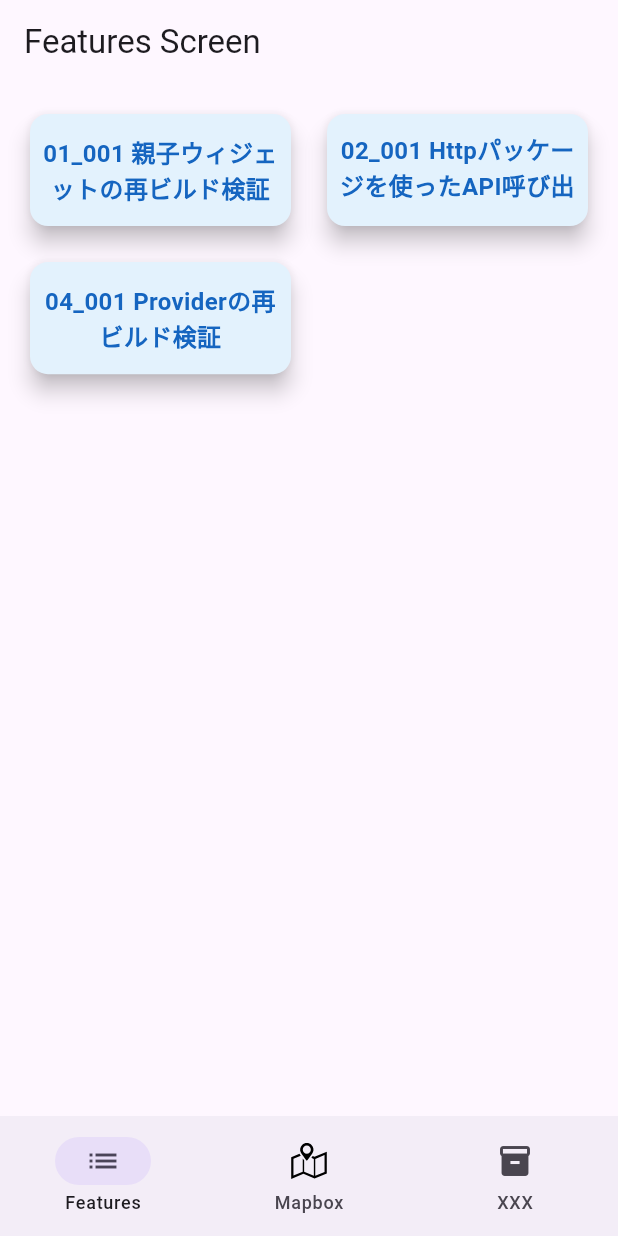
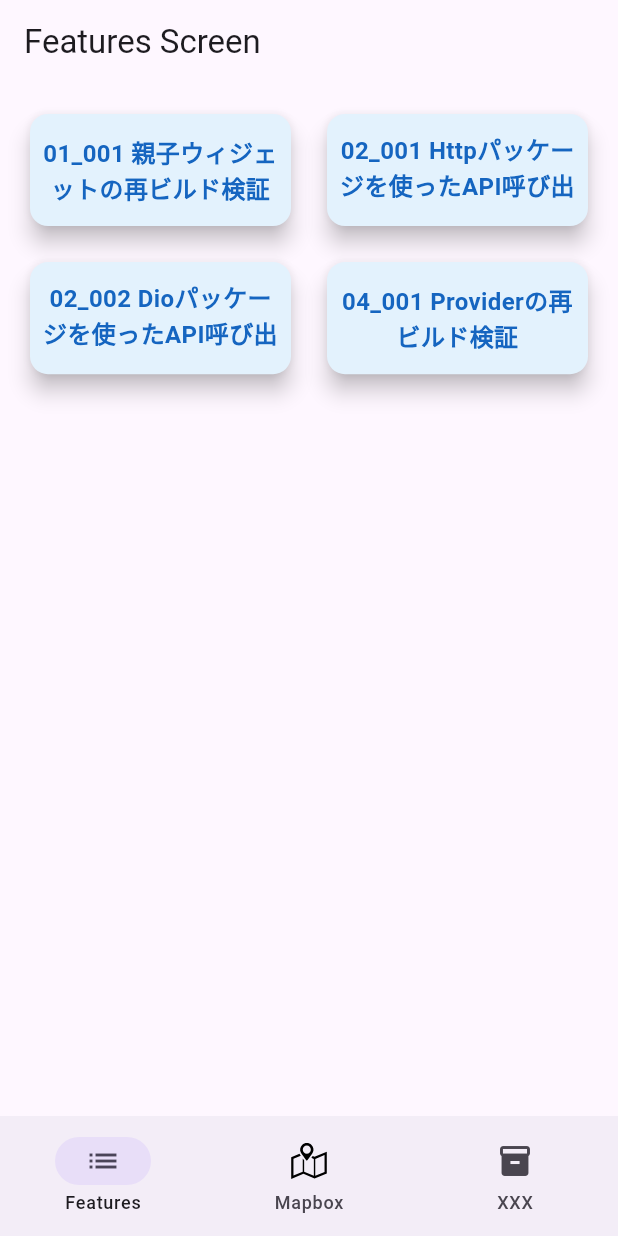
Before and after one commit to yassan16/flutter-try-feature-list, a Flutter app: the screen it shows after launch, on a phone screen of 412 x 824 dp. Run offline on Flutter 3.47's test engine with Material 3 defaults, Android fonts, the phone set to English and light mode, and no system bars; our stand-ins replace flutter_riverpod, flutter_svg, freezed_annotation, go_router, riverpod_annotation; missing offline and left inert: mapbox_maps_flutter; generated files the repository leaves out were written again.

Commit message:
dioパッケージ追加

```diff
--- a/lib/features/02_future_stream/001_http/infrastructure/dto/pokemon_dto.dart
+++ b/lib/features/02_future_stream/001_http/infrastructure/dto/pokemon_dto.dart
@@ -4,6 +4,8 @@ part 'pokemon_dto.freezed.dart';
 part 'pokemon_dto.g.dart';
 
 // v3からabstractを付ける必要がある!!
+// https://github.com/rrousselGit/freezed/blob/master/packages/freezed/migration_guide.md
+
 @freezed
 abstract class PokemonDto with _$PokemonDto {
   factory PokemonDto({
--- a/lib/features/features_screen.dart
+++ b/lib/features/features_screen.dart
@@ -32,6 +32,16 @@ class _FeaturesScreenState extends State<FeaturesScreen> {
         'text': '02_001 Httpパッケージを使ったAPI呼び出し検証',
         'onPressed': () {
           String router = Routing.featuresScreenRouter + Routing.route_02_001;
+          GoRouter.of(context).go(router);
+          ScaffoldMessenger.of(
+            context,
+          ).showSnackBar(SnackBar(content: Text('パス： $router')));
+        },
+      },
+      {
+        'text': '02_002 Dioパッケージを使ったAPI呼び出し検証',
+        'onPressed': () {
+          String router = Routing.featuresScreenRouter + Routing.route_02_002;
           GoRouter.of(context).go(router);
           ScaffoldMessenger.of(
             context,
--- a/lib/routing.dart
+++ b/lib/routing.dart
@@ -20,13 +20,17 @@ final spareNavigatorKey = GlobalKey<NavigatorState>(debugLabel: 'spare');
 class Routing {
   // Features Branch
   static final String featuresScreenRouter = '/features';
+
   // 01_widget_tree
   static final String route_01 = '/01_widget_tree';
   static final String route_01_001 =
       '$route_01/001_parent_child_widget_rebuild';
+
   // 02_future_stream
   static final String route_02 = '/02_future_stream';
   static final String route_02_001 = '$route_02/001_http';
+  static final String route_02_002 = '$route_02/002_dio';
+
   // 04_riverpod
   static final String route_04 = '/04_riverpod';
   static final String route_04_001 = '$route_04/001_providerVerification';
@@ -68,6 +72,10 @@ class Routing {
                     path: route_02_001,
                     builder: (context, state) => HttpScreen(),
                   ),
+                  // GoRoute(
+                  //   path: route_02_002,
+                  //   builder: (context, state) => DioScreen(),
+                  // ),
                   // 04_riverpod
                   GoRoute(
                     path: route_04_001,
--- a/pubspec.yaml
+++ b/pubspec.yaml
@@ -34,6 +34,7 @@ dependencies:
   riverpod_annotation: ^2.6.1
   riverpod_lint: ^2.6.5
   http: ^1.4.0
+  dio: ^5.8.0
   go_router: ^15.2.1
   flutter_svg: ^2.2.0
   mapbox_maps_flutter: ^2.0.0
```
Also changed, not shown: pubspec.lock.
